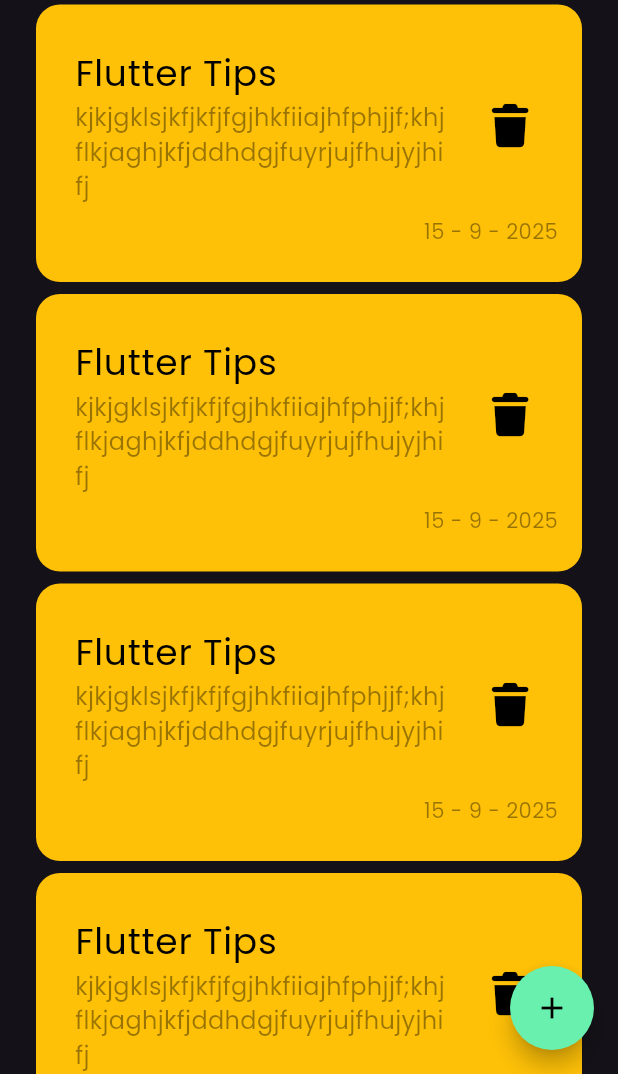
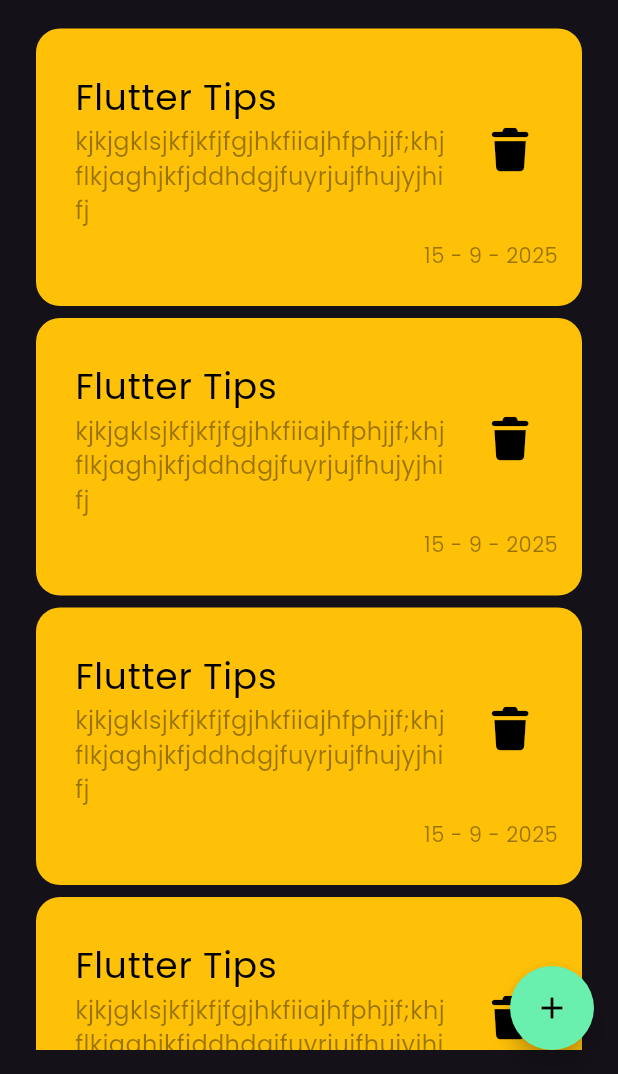
Before and after one commit to TarekHayan/Note-App, a Flutter app: the screen it shows after launch, scrolled down 576 dp, after a tap on the "add" icon, on a phone screen of 412 x 824 dp, the part 162-1236 px from its top. Run offline on Flutter 3.47's test engine with Material 3 defaults, Android fonts, the phone set to English and light mode, and no system bars; our stand-ins replace font_awesome_flutter.

Commit message:
add padding for note item list

```diff
--- a/lib/views/home_padge.dart
+++ b/lib/views/home_padge.dart
@@ -1,4 +1,5 @@
 import 'package:flutter/material.dart';
+import 'package:note_app/widgets/custom_floating_action_button.dart';
 import 'package:note_app/widgets/notes_view.dart';
 
 class HomePadge extends StatelessWidget {
@@ -7,12 +8,7 @@ class HomePadge extends StatelessWidget {
   @override
   Widget build(BuildContext context) {
     return Scaffold(
-      floatingActionButton: FloatingActionButton(
-        onPressed: () {},
-        backgroundColor: Colors.greenAccent,
-        shape: CircleBorder(),
-        child: Icon(Icons.add, color: Colors.black),
-      ),
+      floatingActionButton: const CustomFloatingActionButton(),
       body: const NotesView(),
     );
   }
--- a/lib/widgets/custom_floating_action_button.dart
+++ b/lib/widgets/custom_floating_action_button.dart
@@ -0,0 +1,15 @@
+import 'package:flutter/material.dart';
+
+class CustomFloatingActionButton extends StatelessWidget {
+  const CustomFloatingActionButton({super.key});
+
+  @override
+  Widget build(BuildContext context) {
+    return FloatingActionButton(
+      onPressed: () {},
+      backgroundColor: Colors.greenAccent,
+      shape: const CircleBorder(),
+      child: const Icon(Icons.add, color: Colors.black),
+    );
+  }
+}
--- a/lib/widgets/note_item_list.dart
+++ b/lib/widgets/note_item_list.dart
@@ -6,13 +6,17 @@ class NoteItemList extends StatelessWidget {
 
   @override
   Widget build(BuildContext context) {
-    return ListView.builder(
+    return Padding(
+      padding: const EdgeInsets.symmetric(vertical: 16),
+      child: ListView.builder(
+        padding: EdgeInsets.zero,
         itemBuilder: (context, index) {
           return Padding(
             padding: const EdgeInsets.only(bottom: 8),
             child: CustomNeteItem(),
           );
         },
+      ),
     );
   }
 }
```
Lines whose indentation alone changed are shown as unchanged.
